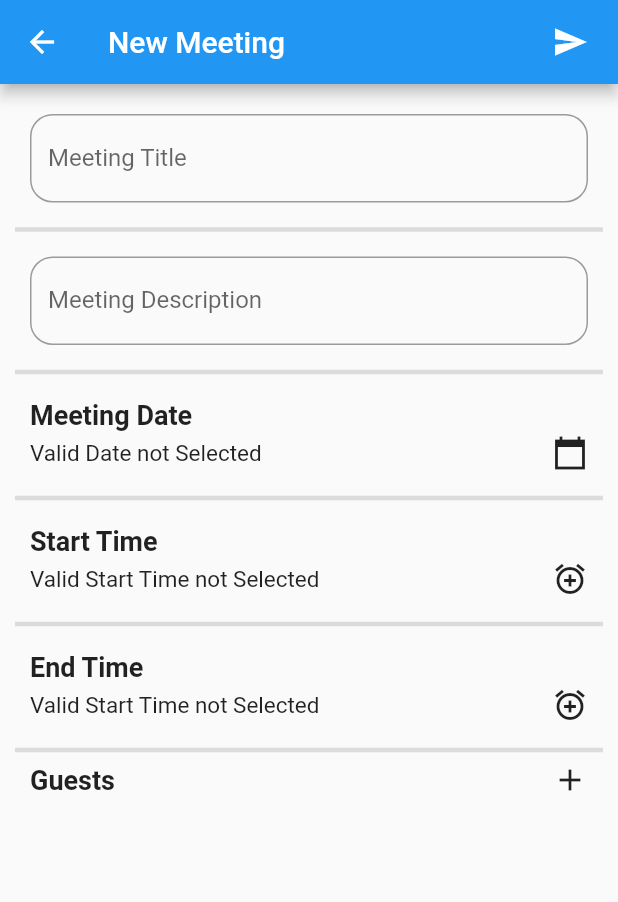
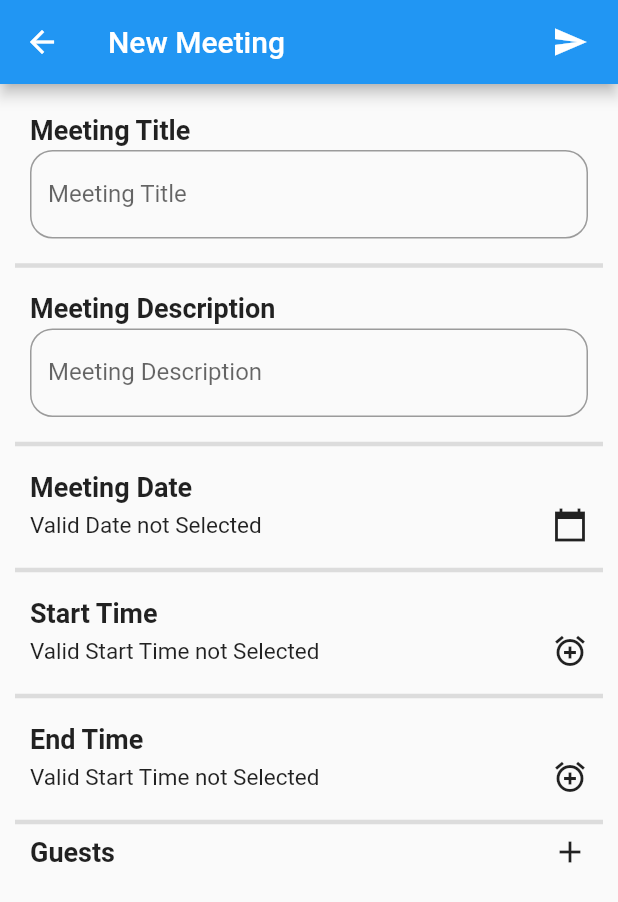
Before and after one commit to CSC4350-MW1/VirusValidate, a Flutter app: the NewMeetingPage screen opened directly, on a phone screen of 412 x 824 dp. Shown: the top 902 px of the screen. Run offline on Flutter 3.47's test engine with Material 2 defaults, Android fonts, the light colour scheme and no system bars; our stand-ins replace cloud_firestore, firebase_auth, firebase_core; accounts and stored records are empty.

Commit message:
Added title to meeting title and description

```diff
--- a/virus_validate/lib/pages/new_meeting.dart
+++ b/virus_validate/lib/pages/new_meeting.dart
@@ -75,7 +75,12 @@ class _NewMeetingPageState extends State<NewMeetingPage> {
               const SizedBox(height: 10.0,),
               Container(
                 padding: const EdgeInsets.all(10.0),
-                child: TextFormField(
+                child: Column(
+                  crossAxisAlignment: CrossAxisAlignment.start,
+                  children: [
+                    myHeaderText("Meeting Title"),
+                    const SizedBox(height: 3.0,),
+                    TextFormField(
                       controller: _meetingTitle,
                       minLines: 1,
                       maxLines: 2,
@@ -87,11 +92,18 @@ class _NewMeetingPageState extends State<NewMeetingPage> {
                         return null;
                       },
                     ),
+                  ],
+                )
               ),
               const Divider(thickness: 3.0,),
               Container(
                 padding: const EdgeInsets.all(10.0),
-                child: TextFormField(
+                child: Column(
+                  crossAxisAlignment: CrossAxisAlignment.start,
+                  children: [
+                    myHeaderText("Meeting Description"),
+                    const SizedBox(height: 3.0,),
+                    TextFormField(
                       controller: _meetingDescription,
                       minLines: 1,
                       maxLines: 2,
@@ -103,6 +115,8 @@ class _NewMeetingPageState extends State<NewMeetingPage> {
                         return null;
                       },
                     ),
+                  ],
+                )
               ),
               const Divider(thickness: 3.0,),
               Container(
```
Lines whose indentation alone changed are shown as unchanged.
